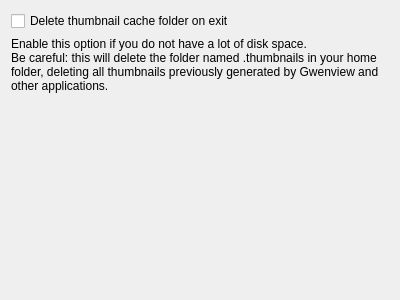
This is app/performanceconfigpage.ui in KDE/gwenview as Qt 5 draws it before an edit. The edited form follows.
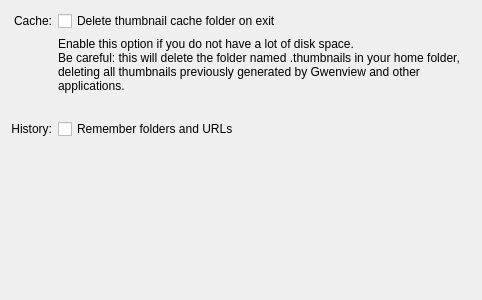
This is the edited form.

Commit message: Added config option to disable history.

The edit to the form file:
```diff
--- a/app/performanceconfigpage.ui
+++ b/app/performanceconfigpage.ui
@@ -1,39 +1,116 @@
 <ui version="4.0" >
  <class>PerformanceConfigPage</class>
- <widget class="QWidget" name="PerformanceConfigPage" >
-  <property name="geometry" >
+ <widget class="QWidget" name="PerformanceConfigPage">
+  <property name="geometry">
    <rect>
     <x>0</x>
     <y>0</y>
-    <width>400</width>
+    <width>482</width>
     <height>300</height>
    </rect>
   </property>
-  <layout class="QVBoxLayout" name="verticalLayout" >
-   <item>
-    <widget class="QCheckBox" name="kcfg_DeleteThumbnailCacheOnExit" >
-     <property name="text" >
-      <string>Delete thumbnail cache folder on exit</string>
+  <layout class="QGridLayout" name="gridLayout">
+   <item row="0" column="0">
+    <widget class="QLabel" name="label_2">
+     <property name="text">
+      <string>Cache:</string>
+     </property>
+     <property name="alignment">
+      <set>Qt::AlignRight|Qt::AlignTrailing|Qt::AlignVCenter</set>
      </property>
     </widget>
    </item>
-   <item>
-    <widget class="QLabel" name="label" >
-     <property name="text" >
+   <item row="0" column="1">
+    <layout class="QHBoxLayout" name="horizontalLayout_2">
+     <item>
+      <widget class="QCheckBox" name="kcfg_DeleteThumbnailCacheOnExit">
+       <property name="text">
+        <string>Delete thumbnail cache folder on exit</string>
+       </property>
+      </widget>
+     </item>
+     <item>
+      <spacer name="horizontalSpacer">
+       <property name="orientation">
+        <enum>Qt::Horizontal</enum>
+       </property>
+       <property name="sizeHint" stdset="0">
+        <size>
+         <width>40</width>
+         <height>20</height>
+        </size>
+       </property>
+      </spacer>
+     </item>
+    </layout>
+   </item>
+   <item row="1" column="1">
+    <widget class="QLabel" name="cacheHelpLabel">
+     <property name="text">
       <string>Enable this option if you do not have a lot of disk space.
-Be careful: this will delete the folder named &lt;filename>.thumbnails&lt;/filename> in your home folder, deleting all thumbnails previously generated by Gwenview and other applications.</string>
+Be careful: this will delete the folder named &lt;filename&gt;.thumbnails&lt;/filename&gt; in your home folder, deleting all thumbnails previously generated by Gwenview and other applications.</string>
      </property>
-     <property name="wordWrap" >
+     <property name="wordWrap">
       <bool>true</bool>
      </property>
     </widget>
    </item>
-   <item>
-    <spacer name="verticalSpacer" >
-     <property name="orientation" >
+   <item row="2" column="0">
+    <spacer name="verticalSpacer_3">
+     <property name="orientation">
       <enum>Qt::Vertical</enum>
      </property>
-     <property name="sizeHint" stdset="0" >
+     <property name="sizeType">
+      <enum>QSizePolicy::Fixed</enum>
+     </property>
+     <property name="sizeHint" stdset="0">
+      <size>
+       <width>20</width>
+       <height>20</height>
+      </size>
+     </property>
+    </spacer>
+   </item>
+   <item row="3" column="0">
+    <widget class="QLabel" name="label_3">
+     <property name="text">
+      <string>History:</string>
+     </property>
+     <property name="alignment">
+      <set>Qt::AlignRight|Qt::AlignTrailing|Qt::AlignVCenter</set>
+     </property>
+    </widget>
+   </item>
+   <item row="3" column="1">
+    <layout class="QHBoxLayout" name="horizontalLayout">
+     <item>
+      <widget class="QCheckBox" name="kcfg_HistoryEnabled">
+       <property name="text">
+        <string>Remember folders and URLs</string>
+       </property>
+      </widget>
+     </item>
+     <item>
+      <spacer name="horizontalSpacer_2">
+       <property name="orientation">
+        <enum>Qt::Horizontal</enum>
+       </property>
+       <property name="sizeHint" stdset="0">
+        <size>
+         <width>40</width>
+         <height>20</height>
+        </size>
+       </property>
+      </spacer>
+     </item>
+    </layout>
+   </item>
+   <item row="4" column="0" colspan="2">
+    <spacer name="verticalSpacer">
+     <property name="orientation">
+      <enum>Qt::Vertical</enum>
+     </property>
+     <property name="sizeHint" stdset="0">
       <size>
        <width>20</width>
        <height>151</height>
```
Left out of the diff: 3 changed lines with no effect on the pictures. The commit also changes 7 other files.
